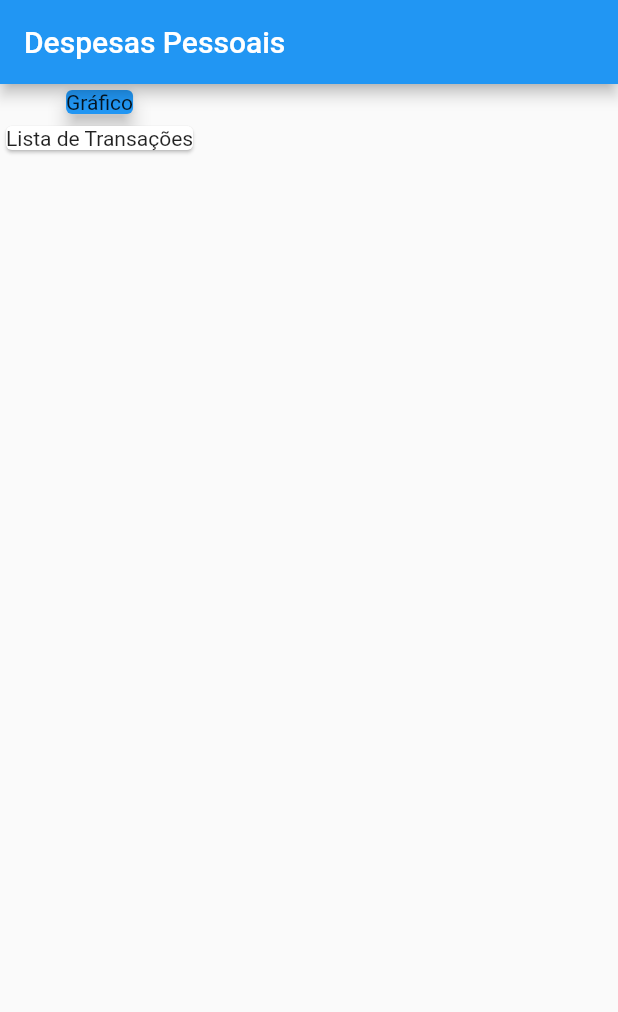
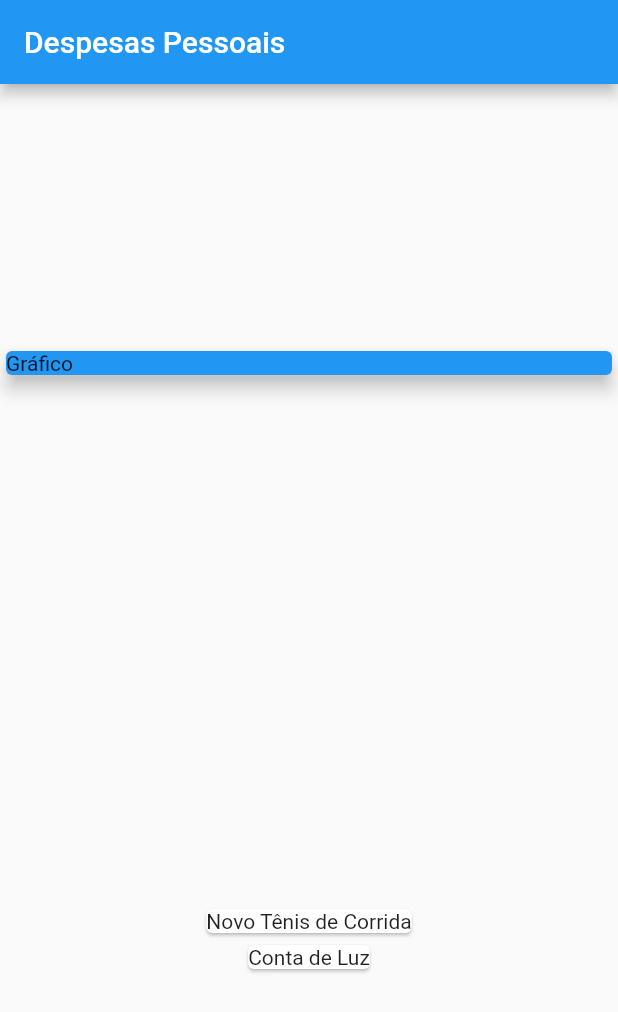
Before and after one commit to brunodeev/expenses_app, a Flutter app: the screen it shows after launch, on a phone screen of 412 x 824 dp. Shown: the top 1012 px of the screen. Run offline on Flutter 3.47's test engine with Material 2 defaults, Android fonts, the phone set to English and light mode, and no system bars.

Commit message:
mapeando a lista de transações

```diff
--- a/lib/main.dart
+++ b/lib/main.dart
@@ -1,4 +1,5 @@
 import 'package:flutter/material.dart';
+import 'package:personal_expenses/models/transaction.dart';
 
 main() => runApp(const ExpensesApp());
 
@@ -7,14 +8,30 @@
 
   @override
   Widget build(BuildContext context) {
-    return const MaterialApp(
+    return MaterialApp(
+      debugShowCheckedModeBanner: false,
       home: HomePage(),
     );
   }
 }
 
 class HomePage extends StatelessWidget {
-  const HomePage({super.key});
+  HomePage({super.key});
+
+  final _transaction = [
+    Transaction(
+      id: 't1',
+      title: 'Novo Tênis de Corrida',
+      value: 310.76,
+      date: DateTime.now(),
+    ),
+    Transaction(
+      id: 't2',
+      title: 'Conta de Luz',
+      value: 211.30,
+      date: DateTime.now(),
+    ),
+  ];
 
   @override
   Widget build(BuildContext context) {
@@ -23,14 +40,19 @@
         title: const Text('Despesas Pessoais'),
       ),
       body: Column(
-        children: const <Widget>[
-          Card(
-            color: Colors.blue,
-            child: Text('Gráfico'),
-            elevation: 5,
+        mainAxisAlignment: MainAxisAlignment.spaceAround,
+        crossAxisAlignment: CrossAxisAlignment.stretch,
+        children: <Widget>[
+          Container(
+            child: const Card(
+              color: Colors.blue,
+              elevation: 5,
+              child: Text('Gráfico'),
+            ),
           ),
-          Card(
-            child: Text('Lista de Transações'),
+          Column(
+            children:
+                _transaction.map((tr) => Card(child: Text(tr.title))).toList(),
           ),
         ],
       ),
--- /dev/null
+++ b/lib/models/transaction.dart
@@ -0,0 +1,13 @@
+class Transaction {
+  final String id;
+  final String title;
+  final double value;
+  final DateTime date;
+
+  Transaction({
+    required this.id,
+    required this.title,
+    required this.value,
+    required this.date,
+  });
+}
```
